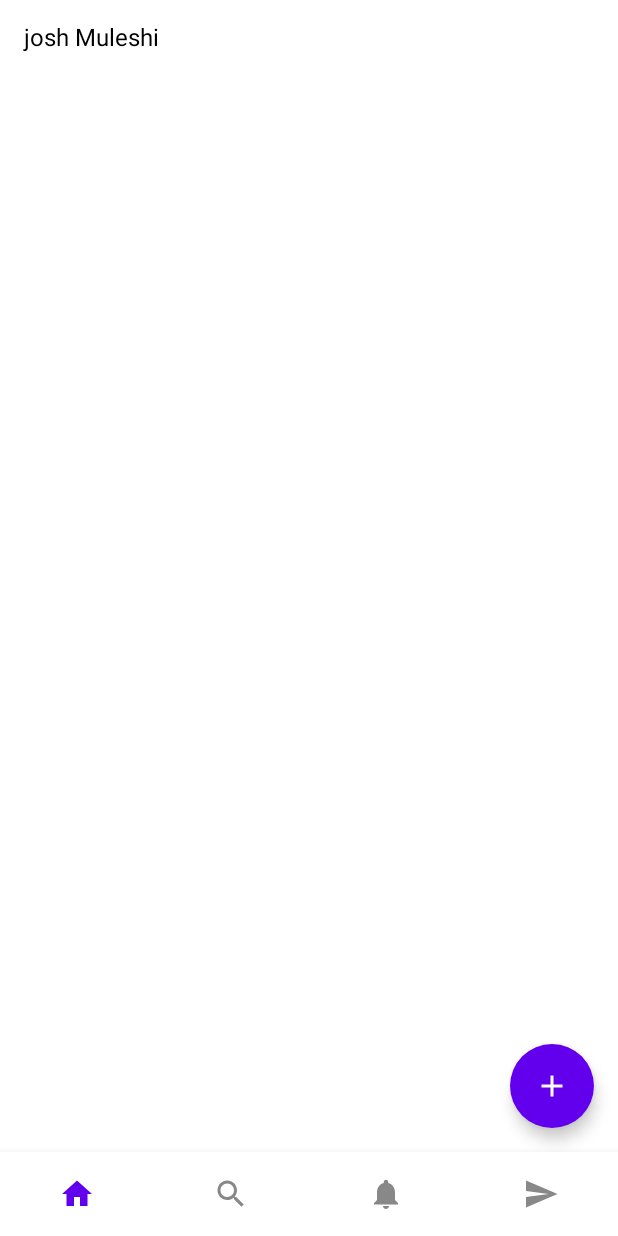
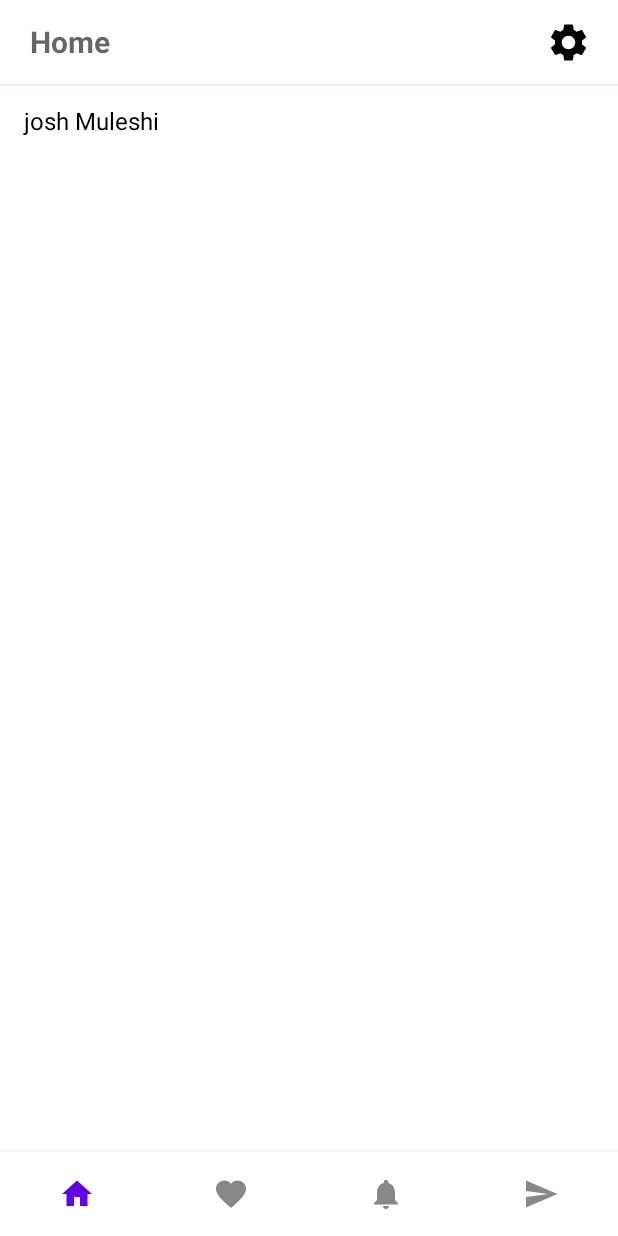
Before and after one commit to josh-Muleshi/church, an Android app built with Jetpack Compose: the screen it shows after launch (MainActivity), on a phone screen of 412 x 824 dp. Run offline under Robolectric (Android 15) with nearby library versions, the phone set to English and light mode, and no system bars.

Commit message:
set the navigation

```diff
--- a/app/src/main/java/cd/wayupdev/church/app/navigation/MainNavGraph.kt
+++ b/app/src/main/java/cd/wayupdev/church/app/navigation/MainNavGraph.kt
@@ -12,12 +12,11 @@ import androidx.navigation.compose.NavHost
 import androidx.navigation.compose.composable
 import androidx.navigation.compose.currentBackStackEntryAsState
 import androidx.navigation.compose.rememberNavController
+import cd.wayupdev.church.ui.screen.favorite.FavoriteScreen
 import cd.wayupdev.church.ui.screen.home.HomeScreen
-import cd.wayupdev.okhand.ui.screens.message.MessageScreen
-import cd.wayupdev.okhand.ui.screens.notifications.NotificationScreen
-import cd.wayupdev.okhand.ui.screens.profile.ProfileScreen
-import cd.wayupdev.okhand.ui.screens.search.SearchScreen
-import cd.wayupdev.okhand.ui.screens.setting.SettingScreen
+import cd.wayupdev.church.ui.screen.message.MessageScreen
+import cd.wayupdev.church.ui.screen.motifications.NotificationScreen
+import cd.wayupdev.church.ui.screen.setting.SettingScreen
 
 @Composable
 fun MainNavGraph() {
@@ -49,20 +48,17 @@ fun MainNavGraph() {
                 composable(route = Screen.Home.route) {
                     HomeScreen(navController)
                 }
-                composable(route = Screen.Search.route) {
-                    SearchScreen(navController)
+                composable(route = Screen.Favorite.route) {
+                    FavoriteScreen()
                 }
                 composable(route = Screen.Notifications.route) {
-                    NotificationScreen(navController)
+                    NotificationScreen()
                 }
                 composable(route = Screen.Message.route) {
-                    MessageScreen(navController)
-                }
-                composable(route = Screen.Profile.route) {
-                    ProfileScreen(navController)
+                    MessageScreen()
                 }
                 composable(route = Screen.Setting.route) {
-                    SettingScreen(navController)
+                    SettingScreen()
                 }
             }
         }
--- a/app/src/main/java/cd/wayupdev/church/app/navigation/Screen.kt
+++ b/app/src/main/java/cd/wayupdev/church/app/navigation/Screen.kt
@@ -1,26 +1,23 @@
 package cd.wayupdev.church.app.navigation
 
 import androidx.compose.material.icons.Icons
-import androidx.compose.material.icons.filled.Home
-import androidx.compose.material.icons.filled.Notifications
-import androidx.compose.material.icons.filled.Search
-import androidx.compose.material.icons.filled.Send
+import androidx.compose.material.icons.filled.*
 import androidx.compose.ui.graphics.vector.ImageVector
 
 sealed class Screen(val route: String, val label: String = "", val icon: ImageVector? = null){
     object MainNavHost : Screen(route = "main_navhost")
     object Splash : Screen("splash")
     object Home : Screen("home", "Accueil", Icons.Default.Home)
-    object Search : Screen("Search", "Rechercher" , Icons.Default.Search)
+    object Favorite : Screen("Favorite", "Favories" , Icons.Default.Favorite)
     object Notifications : Screen("Notifications", "Notification",Icons.Default.Notifications)
     object Message : Screen("Message", "Message", Icons.Default.Send)
     object PostDetail : Screen("postDetail")
-    object Profile : Screen("profile")
-    object EditProfile : Screen("editProfile")
+    object About : Screen("aboutus")
+    object AddPost : Screen("addPost")
     object Setting : Screen("setting")
     object Login : Screen("login")
 }
 
 fun getBottomNavItems(): List<Screen> {
-    return listOf(Screen.Home, Screen.Search, Screen.Notifications, Screen.Message)
+    return listOf(Screen.Home, Screen.Favorite, Screen.Notifications, Screen.Message)
 }
--- a/app/src/main/java/cd/wayupdev/church/ui/screen/home/HomeScreen.kt
+++ b/app/src/main/java/cd/wayupdev/church/ui/screen/home/HomeScreen.kt
@@ -13,6 +13,7 @@ import androidx.compose.ui.graphics.Color
 import androidx.compose.ui.platform.LocalContext
 import androidx.compose.ui.unit.dp
 import androidx.navigation.NavController
+import cd.wayupdev.church.ui.screen.home.component.TopPageBar
 
 @Composable
 fun HomeScreen(navController: NavController) {
@@ -22,12 +23,8 @@ fun HomeScreen(navController: NavController) {
     }
     Scaffold(
         topBar = {
-            //TopPageBar(navController, user = Data)
-        },
-        floatingActionButtonPosition = FabPosition.End,
-        floatingActionButton = { FloatingActionButton(onClick = {}, backgroundColor = MaterialTheme.colors.primary){
-            Icon(imageVector = Icons.Default.Add, contentDescription = null)
-        }}
+            TopPageBar(navController)
+        }
     ){
         Text(text = "josh Muleshi",modifier = Modifier.padding(16.dp), color = Color.Black)
     }
--- a/app/src/main/java/cd/wayupdev/church/ui/screen/home/component/TopAppBar.kt
+++ b/app/src/main/java/cd/wayupdev/church/ui/screen/home/component/TopAppBar.kt
@@ -22,7 +22,7 @@ fun TopPageBar(navController: NavController) {
         elevation = 2.dp
     ){
         Row(
-            modifier = Modifier.padding(start = 2.dp, end = 5.dp)
+            modifier = Modifier.padding(start = 16.dp, end = 5.dp)
                 .fillMaxWidth(),
             verticalAlignment = Alignment.CenterVertically,
             horizontalArrangement = Arrangement.SpaceBetween
@@ -30,12 +30,12 @@ fun TopPageBar(navController: NavController) {
             Text(
                 text = "Home",
                 style = TextStyle(
-                    fontWeight = FontWeight.Medium,
-                    fontSize = 16.sp
+                    fontWeight = FontWeight.Bold,
+                    fontSize = 20.sp
                 )
             )
 
-        IconButton(onClick = { navController.navigate(Screen.Profile.route) }) {
+            IconButton(onClick = { navController.navigate(Screen.Setting.route) }) {
 
                 Image(
                     imageVector = Icons.Default.Settings,
```
Also changed, not shown: app/src/main/java/cd/wayupdev/church/ui/screen/favorite/FavoriteScreen.kt (added, +8 -0 lines), app/src/main/java/cd/wayupdev/church/ui/screen/message/MassegeScreen.kt (added, +8 -0 lines), app/src/main/java/cd/wayupdev/church/ui/screen/motifications/NotificationScreen.kt (added, +8 -0 lines), app/src/main/java/cd/wayupdev/church/ui/screen/setting/SettingScreen.kt (added, +8 -0 lines).
